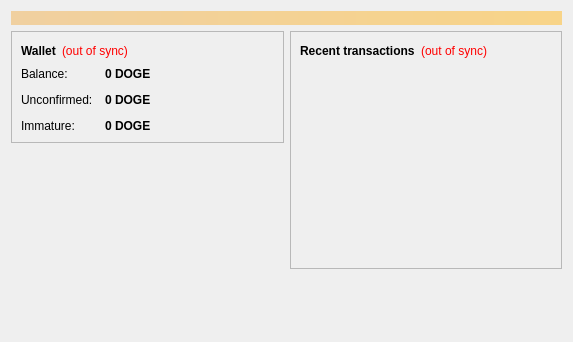
Qt form src/qt/forms/overviewpage.ui (mammix2/parcelcoin-master) before a commit.
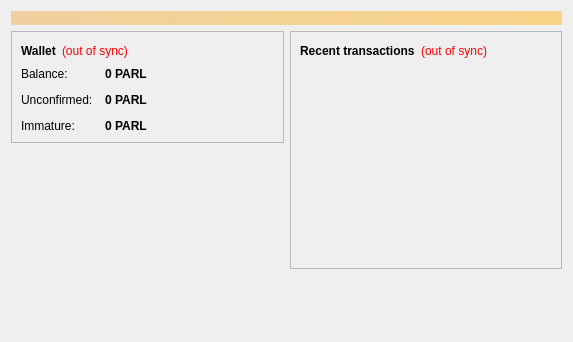
The same form after that commit. Icons and pictures are not drawn.

```diff
--- a/src/qt/forms/overviewpage.ui
+++ b/src/qt/forms/overviewpage.ui
@@ -122,7 +122,7 @@
                <string>Your current balance</string>
               </property>
               <property name="text">
-               <string notr="true">0 DOGE</string>
+               <string notr="true">0 PARL</string>
               </property>
               <property name="textInteractionFlags">
                <set>Qt::LinksAccessibleByMouse|Qt::TextSelectableByKeyboard|Qt::TextSelectableByMouse</set>
@@ -151,7 +151,7 @@
                <string>Total of transactions that have yet to be confirmed, and do not yet count toward the current balance</string>
               </property>
               <property name="text">
-               <string notr="true">0 DOGE</string>
+               <string notr="true">0 PARL</string>
               </property>
               <property name="textInteractionFlags">
                <set>Qt::LinksAccessibleByMouse|Qt::TextSelectableByKeyboard|Qt::TextSelectableByMouse</set>
@@ -177,7 +177,7 @@
                <string>Mined balance that has not yet matured</string>
               </property>
               <property name="text">
-               <string notr="true">0 DOGE</string>
+               <string notr="true">0 PARL</string>
               </property>
               <property name="textInteractionFlags">
                <set>Qt::LinksAccessibleByMouse|Qt::TextSelectableByKeyboard|Qt::TextSelectableByMouse</set>
```
Left out of the diff: 4 changed lines with no effect on the pictures.
